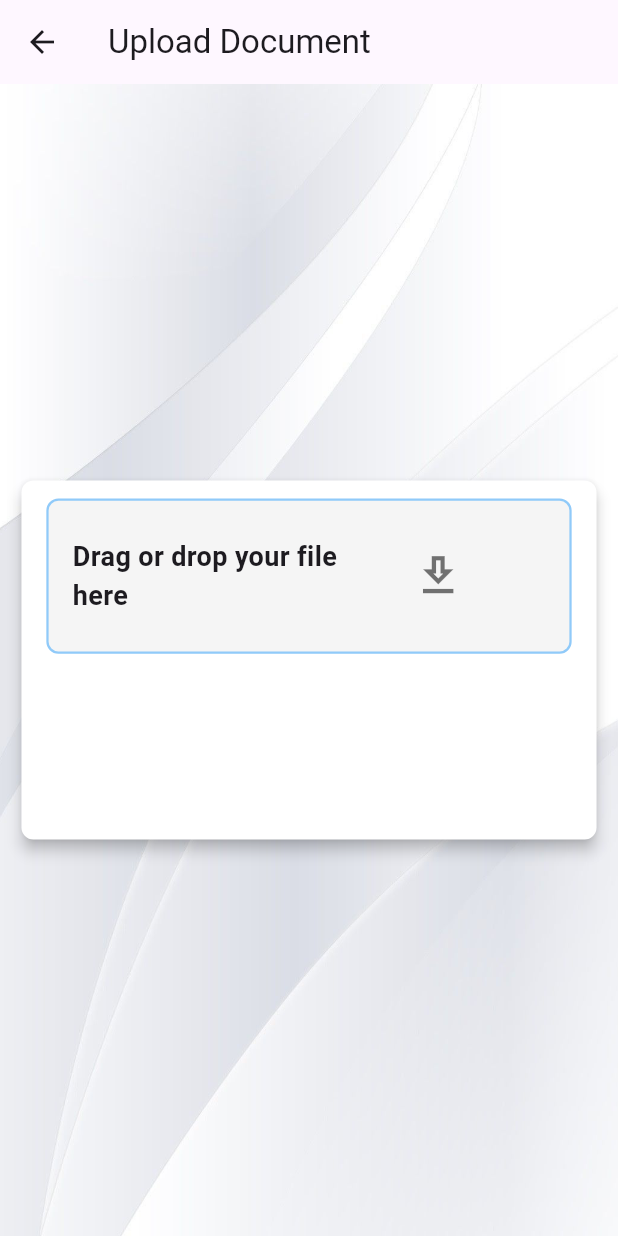
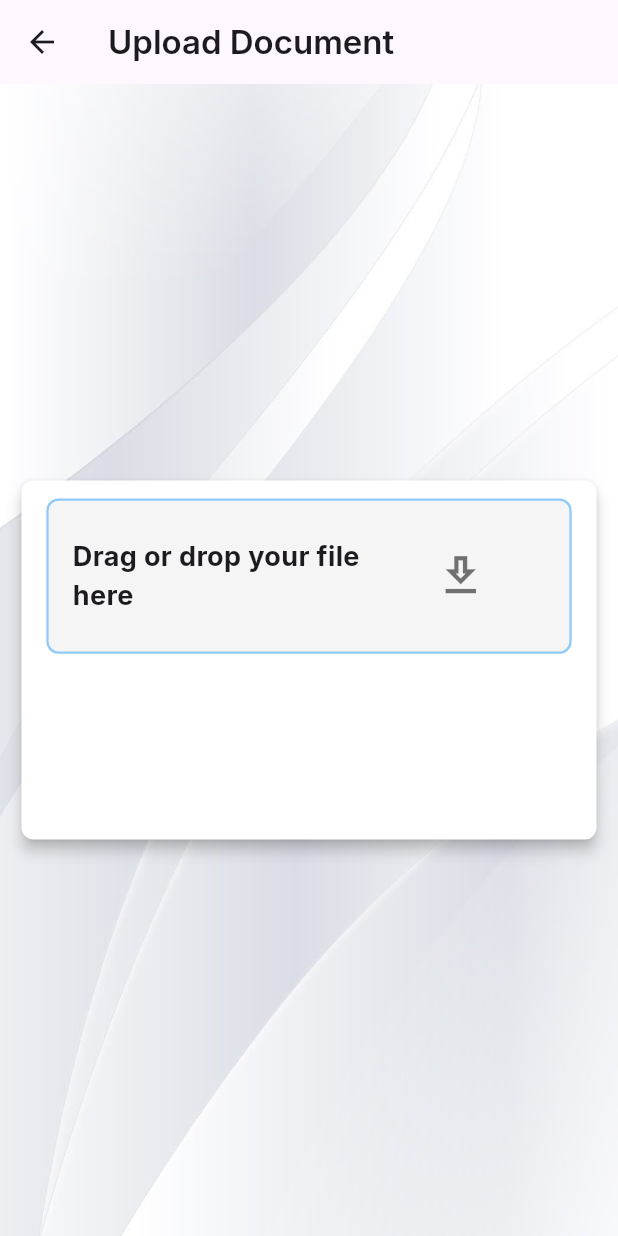
Before and after one commit to DevDadd/docxtract, a Flutter app: the screen it shows after launch, after a tap on an icon or button, on a phone screen of 412 x 824 dp. Run offline on Flutter 3.47's test engine with Material 3 defaults, Android fonts, the phone set to English and light mode, and no system bars; our stand-ins replace bloc, equatable, file_picker, flutter_bloc, google_fonts.

Commit message:
Update Google Font

```diff
--- a/lib/pages/home_page.dart
+++ b/lib/pages/home_page.dart
@@ -1,5 +1,6 @@
 import 'package:flutter/material.dart';
 import 'package:flutter_bloc/flutter_bloc.dart';
+import 'package:google_fonts/google_fonts.dart';
 import 'package:smartdocxtract/bloc/doc_bloc.dart';
 import 'package:smartdocxtract/bloc/doc_event.dart';
 import 'package:smartdocxtract/bloc/doc_state.dart';
@@ -30,7 +31,7 @@ class HomePage extends StatelessWidget {
                 Center(
                   child: Text(
                     'SmartDocXtract',
-                    style: TextStyle(
+                    style: GoogleFonts.inter(
                       fontWeight: FontWeight.bold,
                       fontSize: screenWidth > 600 ? 28 : 22,
                     ),
@@ -100,7 +101,7 @@ class HomePage extends StatelessWidget {
                                     Text(
                                       feature.title,
                                       maxLines: 2,
-                                      style: TextStyle(
+                                      style: GoogleFonts.inter(
                                         fontSize: screenWidth > 600 ? 18 : 16,
                                         fontWeight: FontWeight.w600,
                                         height: 1.3,
--- a/lib/pages/uploaddoc_page.dart
+++ b/lib/pages/uploaddoc_page.dart
@@ -1,5 +1,6 @@
 import 'package:flutter/material.dart';
 import 'package:flutter_bloc/flutter_bloc.dart';
+import 'package:google_fonts/google_fonts.dart';
 import 'package:smartdocxtract/bloc/doc_bloc.dart';
 import 'package:smartdocxtract/bloc/doc_state.dart';
 import 'package:smartdocxtract/bloc/doc_event.dart';
@@ -13,7 +14,12 @@ class UploaddocPage extends StatelessWidget {
     final screenHeight = MediaQuery.of(context).size.height;
 
     return Scaffold(
-      appBar: AppBar(title: const Text("Upload Document")),
+      appBar: AppBar(
+        title: Text(
+          "Upload Document",
+          style: GoogleFonts.inter(fontWeight: FontWeight.w600),
+        ),
+      ),
       body: Stack(
         children: [
           Positioned.fill(
@@ -59,10 +65,10 @@ class UploaddocPage extends StatelessWidget {
                                 vertical: 12,
                               ),
                               child: Row(
-                                children: const [
+                                children: [
                                   Text(
                                     "Drag or drop your file\nhere",
-                                    style: TextStyle(
+                                    style: GoogleFonts.inter(
                                       fontSize: 18,
                                       fontWeight: FontWeight.bold,
                                     ),
@@ -124,12 +130,15 @@ class UploaddocPage extends StatelessWidget {
                                     state.file?.name ?? "No file selected",
                                     overflow: TextOverflow.ellipsis,
                                     maxLines: 1,
+                                    style: GoogleFonts.inter(
+                                      fontWeight: FontWeight.w500,
+                                    ),
                                   ),
                                   Text(
                                     state.file != null
                                         ? "${(state.file!.size / (1024 * 1024)).toStringAsFixed(2)} MB"
                                         : "",
-                                    style: TextStyle(
+                                    style: GoogleFonts.inter(
                                       fontSize: 12,
                                       color: Colors.grey[600],
                                     ),
@@ -154,7 +163,10 @@ class UploaddocPage extends StatelessWidget {
                             onPressed: () {
                               context.read<DocBloc>().add(DeleteFile());
                             },
-                            child: const Text("Delete"),
+                            child: Text(
+                              "Delete",
+                              style: GoogleFonts.inter(fontWeight: FontWeight.w600),
+                            ),
                           ),
                           SizedBox(height: 2,),
                           ElevatedButton(
@@ -164,7 +176,11 @@ class UploaddocPage extends StatelessWidget {
                             ),
                             onPressed: () {
                             context.read<DocBloc>().add(LoadFile());
-                          }, child: Text("Upload"),
+                          },
+                          child: Text(
+                            "Upload",
+                            style: GoogleFonts.inter(fontWeight: FontWeight.w600),
+                          ),
                           ),
                         ],
                       ),
--- a/pubspec.yaml
+++ b/pubspec.yaml
@@ -39,6 +39,7 @@ dependencies:
   equatable: ^2.0.7
   dotted_border: ^3.1.0
   file_picker: ^10.2.1
+  google_fonts: ^6.3.0
 
 dev_dependencies:
   flutter_test:
```
Also changed, not shown: pubspec.lock, 1 other file.
